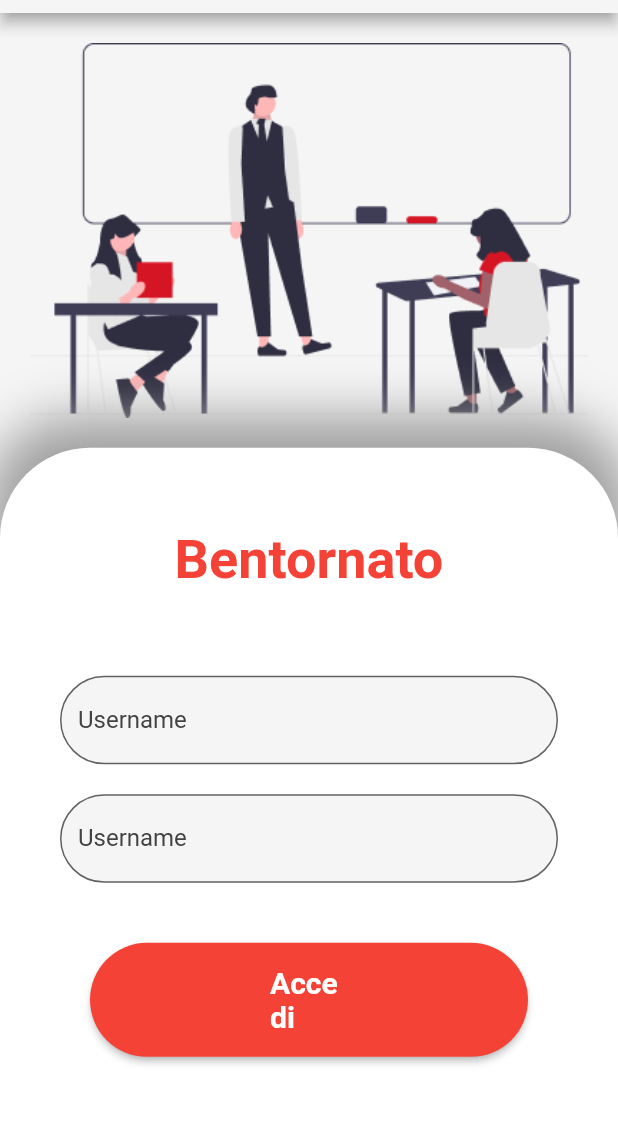
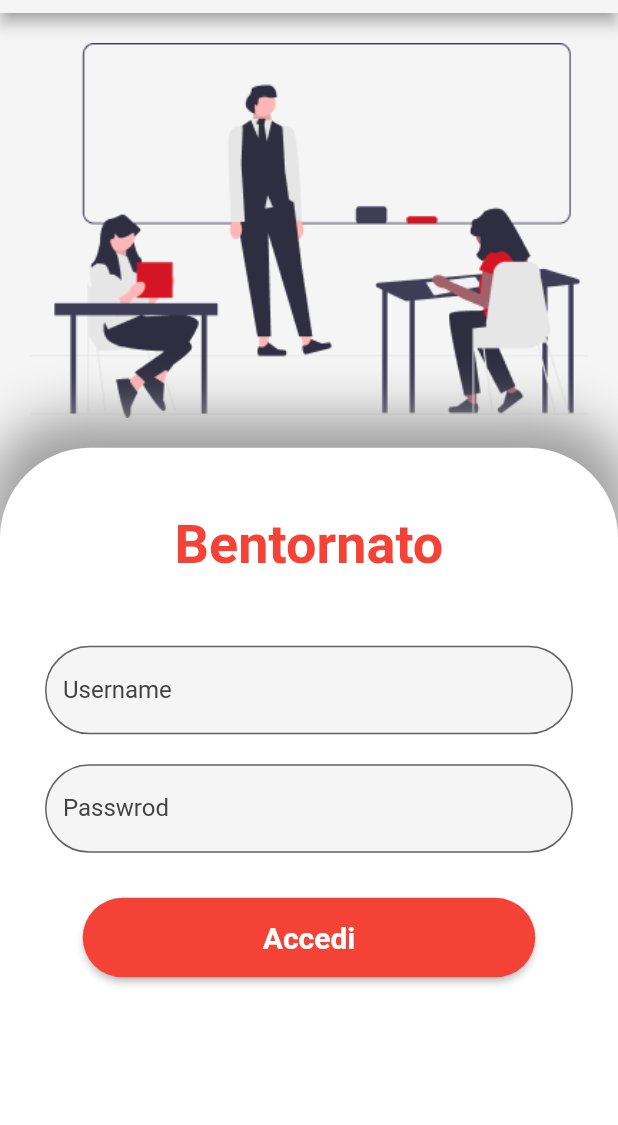
Before and after one commit to tiboxtibo/progetto_flutter, a Flutter app: the screen it shows after launch, on a phone screen of 412 x 824 dp, the part 92-1217 px from its top. Run offline on Flutter 3.47's test engine with Material 2 defaults, Android fonts, the phone set to English and light mode, and no system bars.

Commit message:
Migliorie main

```diff
--- a/lib/main.dart
+++ b/lib/main.dart
@@ -108,7 +108,7 @@ class _MyAppState extends State<MyApp> {
                   ]
               ),
               child: Padding(
-                padding: const EdgeInsets.all(30),
+                padding: const EdgeInsets.all(20),
                 child: Column(
                   children: <Widget>[
                     const Text(
@@ -120,7 +120,7 @@ class _MyAppState extends State<MyApp> {
                           fontSize: 36
                       ),
                     ),
-                    const SizedBox(height: 40,),
+                    const SizedBox(height: 30,),
                     Container(
                       decoration: BoxDecoration(
                           color: Colors.white,
@@ -158,11 +158,11 @@ class _MyAppState extends State<MyApp> {
                             child: TextFormField(
                               keyboardType: TextInputType.text,
                               decoration: InputDecoration(
-                                labelText: "Username",
+                                labelText: "Passwrod",
                                 labelStyle: TextStyle(
                                   color: Colors.grey[800],
                                 ),
-                                hintText: "Enter Username",
+                                hintText: "Enter Password",
                                 fillColor: Colors.grey[100],
                                 filled: true,
                                 border: OutlineInputBorder(
@@ -173,13 +173,13 @@ class _MyAppState extends State<MyApp> {
                                 password = value;
                               },
                               validator: (value) {
-                                return value!.isEmpty ? "Please enter Username" : null;
+                                return value!.isEmpty ? "Please enter Password" : null;
                               },
                             ),
                           ),
                           // Button
                           Container(
-                            padding: const EdgeInsets.all(30),
+                            padding: const EdgeInsets.all(20),
                             child: ElevatedButton(
                               onPressed: postData,
                               style: ElevatedButton.styleFrom(
```
